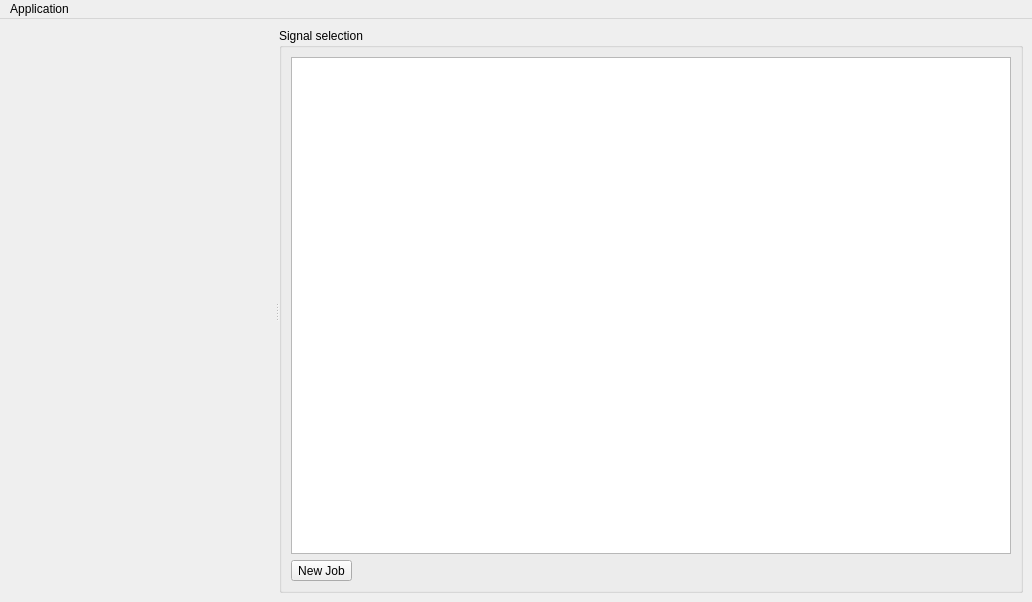
First picture: the form in gui/MainWindow.ui, repository sblanchet/dls, before the edit.
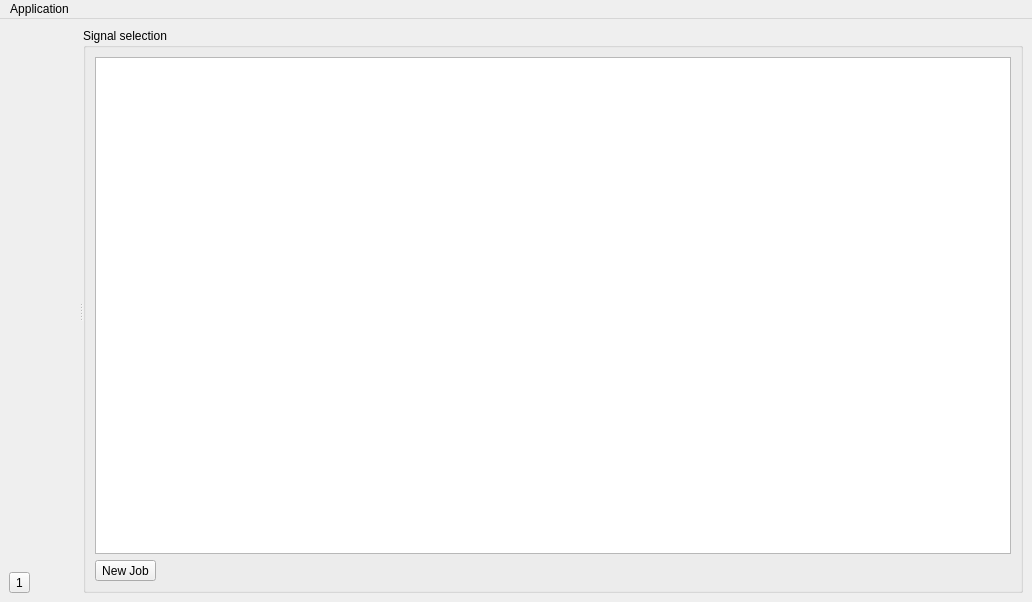
Second picture: the form after the edit. Icons and pictures are not drawn. Custom widgets are drawn as their Qt base class.

Commit message: Tool button for view preselection.

Patch:
```diff
--- a/gui/MainWindow.ui
+++ b/gui/MainWindow.ui
@@ -20,7 +20,20 @@
       <property name="orientation">
        <enum>Qt::Horizontal</enum>
       </property>
-      <widget class="DLS::Graph" name="dlsGraph"/>
+      <widget class="QWidget" name="">
+       <layout class="QVBoxLayout" name="verticalLayout_2">
+        <item>
+         <widget class="DLS::Graph" name="dlsGraph"/>
+        </item>
+        <item>
+         <widget class="QToolButton" name="toolButtonView1">
+          <property name="text">
+           <string>1</string>
+          </property>
+         </widget>
+        </item>
+       </layout>
+      </widget>
       <widget class="QGroupBox" name="groupBox">
        <property name="title">
         <string>Signal selection</string>
```
The commit also changes 2 other files.
